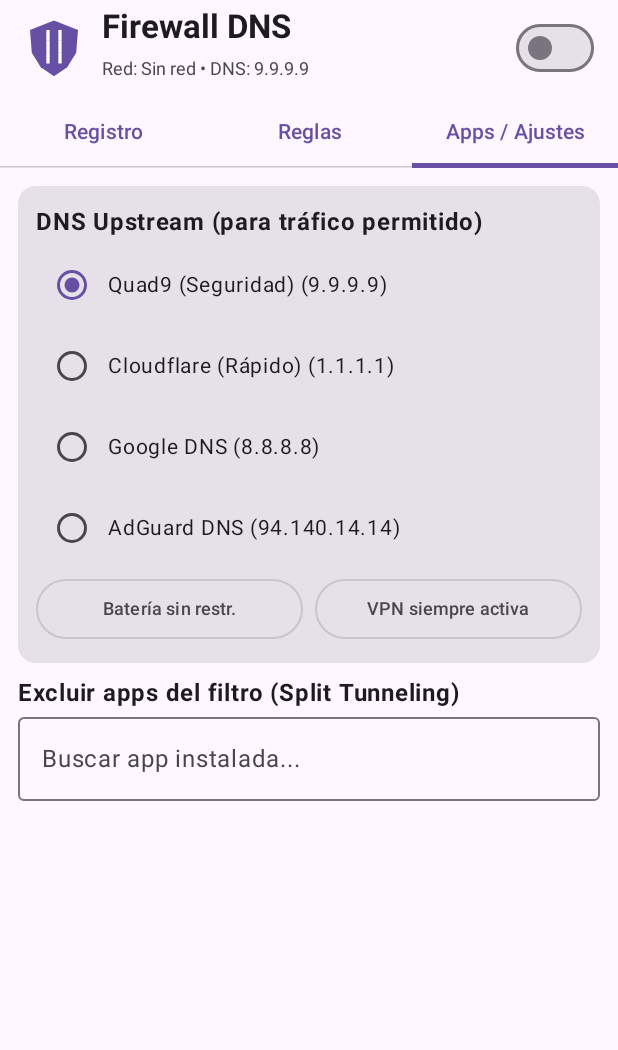
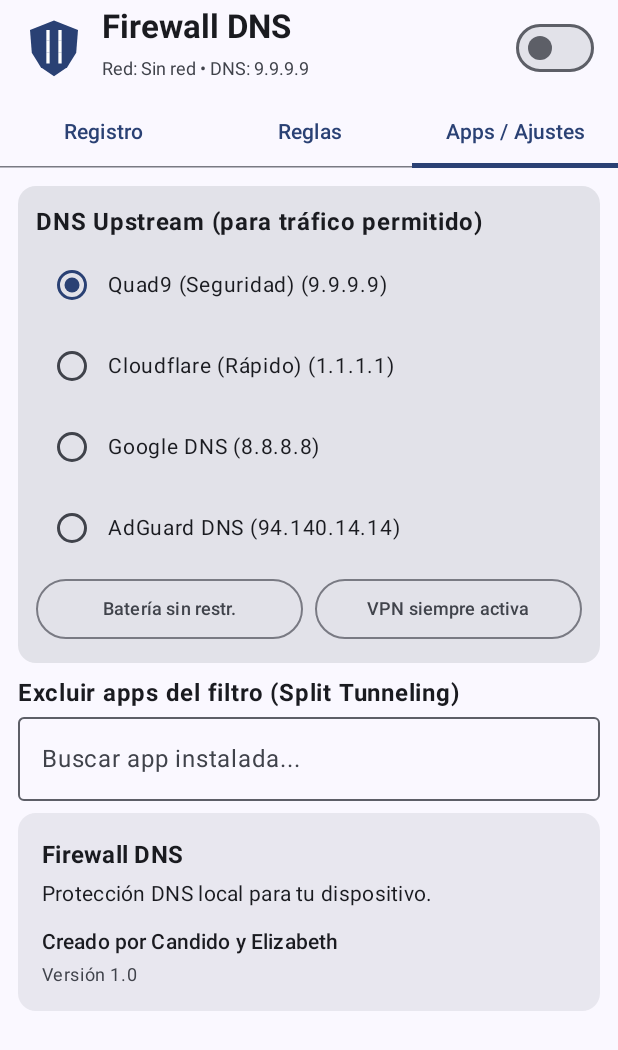
Before and after one commit to hernandezcm165-droid/FirewallDNS, an Android app built with Jetpack Compose: the screen it shows after launch (MainActivity), tab 3 chosen, on a phone screen of 412 x 824 dp. Shown: the top 1050 px of the screen. Run offline under Robolectric (Android 15) with nearby library versions, the phone set to English and light mode, and no system bars.

Commit message:
Modernize app theme and credit Candido and Elizabeth

```diff
--- a/app/src/main/java/com/firewall/dns/MainActivity.kt
+++ b/app/src/main/java/com/firewall/dns/MainActivity.kt
@@ -39,6 +39,7 @@ import com.firewall.dns.service.DnsFirewallService
 import com.firewall.dns.ui.screens.AppsSettingsScreen
 import com.firewall.dns.ui.screens.LogsScreen
 import com.firewall.dns.ui.screens.RulesScreen
+import com.firewall.dns.ui.theme.FirewallTheme
 import com.firewall.dns.ui.viewmodel.FirewallViewModel
 
 class MainActivity : ComponentActivity() {
@@ -85,7 +86,7 @@ class MainActivity : ComponentActivity() {
             }
 
             setContent {
-                MaterialTheme {
+                FirewallTheme {
                     FirewallApp(
                         viewModel = firewallViewModel,
                         onToggleVpn = { enable ->
--- a/app/src/main/java/com/firewall/dns/ui/screens/AppsSettingsScreen.kt
+++ b/app/src/main/java/com/firewall/dns/ui/screens/AppsSettingsScreen.kt
@@ -95,5 +95,23 @@ fun AppsSettingsScreen(
                 }
             }
         }
+
+        item {
+            Card(
+                modifier = Modifier.fillMaxWidth(),
+                colors = CardDefaults.cardColors(containerColor = MaterialTheme.colorScheme.surfaceContainerHigh)
+            ) {
+                Column(
+                    modifier = Modifier.padding(16.dp),
+                    verticalArrangement = Arrangement.spacedBy(4.dp)
+                ) {
+                    Text("Firewall DNS", style = MaterialTheme.typography.titleMedium, fontWeight = FontWeight.Bold)
+                    Text("Protección DNS local para tu dispositivo.", style = MaterialTheme.typography.bodyMedium)
+                    Spacer(Modifier.height(4.dp))
+                    Text("Creado por Candido y Elizabeth", style = MaterialTheme.typography.labelLarge)
+                    Text("Versión 1.0", style = MaterialTheme.typography.bodySmall, color = MaterialTheme.colorScheme.onSurfaceVariant)
+                }
+            }
+        }
     }
 }
--- /dev/null
+++ b/app/src/main/java/com/firewall/dns/ui/theme/FirewallTheme.kt
@@ -0,0 +1,25 @@
+package com.firewall.dns.ui.theme
+
+import android.os.Build
+import androidx.compose.foundation.isSystemInDarkTheme
+import androidx.compose.material3.MaterialTheme
+import androidx.compose.material3.darkColorScheme
+import androidx.compose.material3.dynamicDarkColorScheme
+import androidx.compose.material3.dynamicLightColorScheme
+import androidx.compose.material3.lightColorScheme
+import androidx.compose.runtime.Composable
+import androidx.compose.ui.platform.LocalContext
+
+@Composable
+fun FirewallTheme(content: @Composable () -> Unit) {
+    val context = LocalContext.current
+    val darkTheme = isSystemInDarkTheme()
+    val colors = when {
+        Build.VERSION.SDK_INT >= Build.VERSION_CODES.S && darkTheme -> dynamicDarkColorScheme(context)
+        Build.VERSION.SDK_INT >= Build.VERSION_CODES.S -> dynamicLightColorScheme(context)
+        darkTheme -> darkColorScheme()
+        else -> lightColorScheme()
+    }
+
+    MaterialTheme(colorScheme = colors, content = content)
+}
```
Also changed, not shown: 1 other file.
